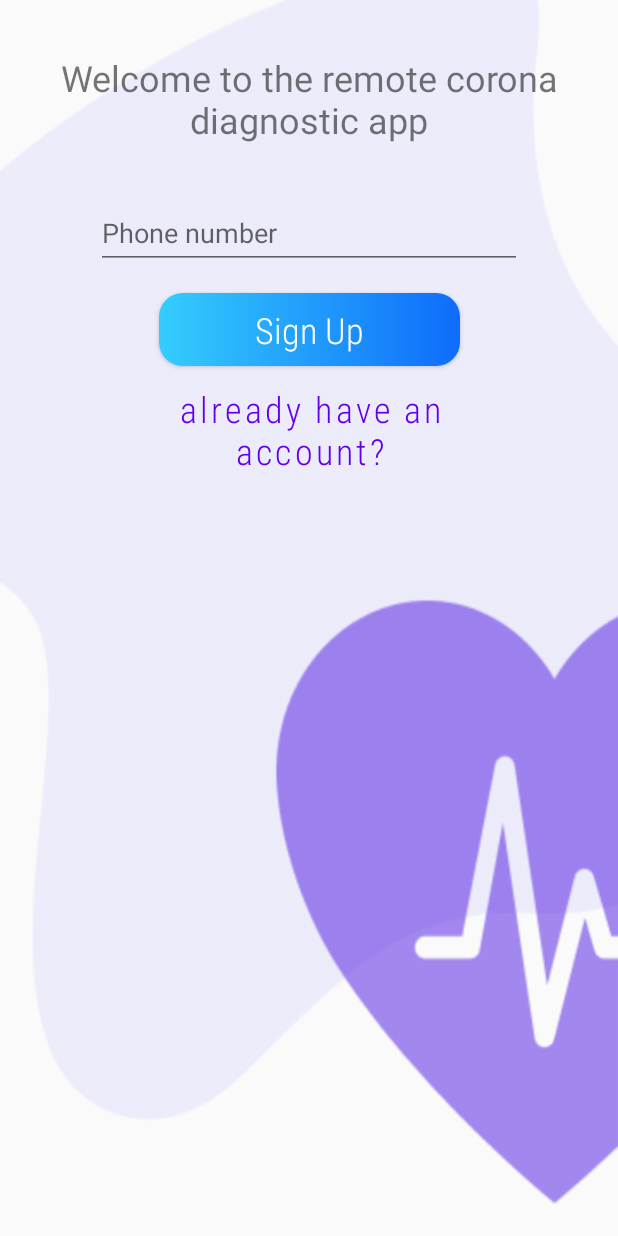
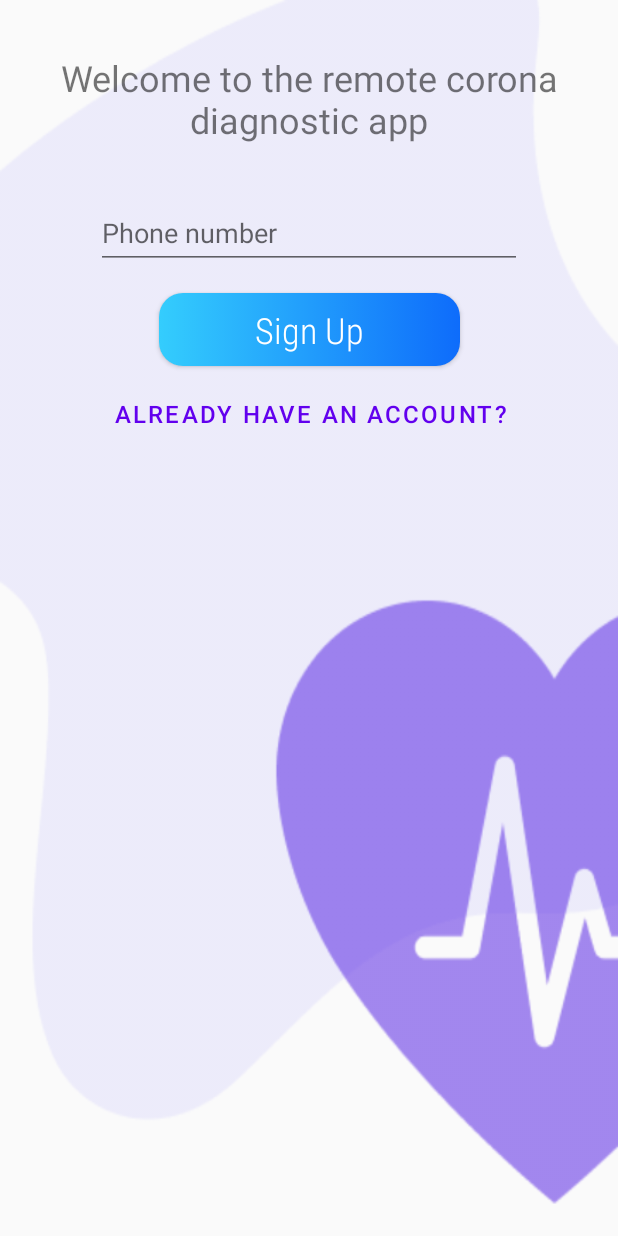
Before and after one commit to covid-diagnostics/covid-mobile-android, an Android app: the RegisterFragment screen opened through its navigation route, on a phone screen of 412 x 824 dp. Run offline under Robolectric (Android 15) with nearby library versions, the phone set to English and light mode, and no system bars; our stand-ins replace Dagger/Hilt's generated code; libraries missing offline, so code that uses them is left out: com.afollestad.vvalidator, com.jakewharton.retrofit2, com.rakshakhegde.stepperindicator, io.sentry.android; plain views replace StepperIndicator; 2 statements that could not run were skipped.

Commit message:
Another fix- the customButton style can't be applied for all the app because it makes problems with buttons inside of AlertDialog

```diff
--- a/app/src/main/res/layout/camera_fragment.xml
+++ b/app/src/main/res/layout/camera_fragment.xml
@@ -51,6 +51,7 @@
         android:layout_height="wrap_content"
         android:layout_marginBottom="32dp"
         android:text="@string/im_ready"
+        style="@style/customButton"
         app:layout_constraintBottom_toBottomOf="parent"
         app:layout_constraintEnd_toEndOf="parent"
         app:layout_constraintStart_toStartOf="parent" />
--- a/app/src/main/res/layout/daily_metric_fragment.xml
+++ b/app/src/main/res/layout/daily_metric_fragment.xml
@@ -85,6 +85,7 @@
                 android:layout_marginTop="16dp"
                 android:layout_marginBottom="16dp"
                 android:text="@string/next"
+                style="@style/customButton"
                 app:layout_constraintBottom_toBottomOf="parent"
                 app:layout_constraintEnd_toEndOf="parent"
                 app:layout_constraintStart_toStartOf="parent" />
--- a/app/src/main/res/layout/fragment_question.xml
+++ b/app/src/main/res/layout/fragment_question.xml
@@ -63,6 +63,7 @@
 
     <Button
         android:id="@+id/next_btn"
+        style="@style/customButton"
         android:layout_width="wrap_content"
         android:layout_height="wrap_content"
         android:layout_gravity="center"
--- a/app/src/main/res/layout/fragment_welcome.xml
+++ b/app/src/main/res/layout/fragment_welcome.xml
@@ -56,6 +56,7 @@
         android:layout_width="wrap_content"
         android:layout_height="wrap_content"
         android:layout_marginBottom="168dp"
+        style="@style/customButton"
         android:text="@string/start"
         app:layout_constraintBottom_toBottomOf="parent"
         app:layout_constraintEnd_toEndOf="parent"
--- a/app/src/main/res/layout/information_fragment.xml
+++ b/app/src/main/res/layout/information_fragment.xml
@@ -99,6 +99,7 @@
         android:layout_height="wrap_content"
         android:layout_marginBottom="64dp"
         android:text="@string/submit_personal_info"
+        style="@style/customButton"
         app:layout_constraintBottom_toBottomOf="parent"
         app:layout_constraintEnd_toEndOf="parent"
         app:layout_constraintStart_toStartOf="parent" />
--- a/app/src/main/res/layout/instructions_fragment.xml
+++ b/app/src/main/res/layout/instructions_fragment.xml
@@ -61,6 +61,7 @@
         android:layout_width="wrap_content"
         android:layout_height="wrap_content"
         android:text="@string/start"
+        style="@style/customButton"
         app:layout_constraintBottom_toBottomOf="parent"
         app:layout_constraintEnd_toEndOf="parent"
         app:layout_constraintStart_toStartOf="parent"
--- a/app/src/main/res/layout/register_fragment.xml
+++ b/app/src/main/res/layout/register_fragment.xml
@@ -51,6 +51,7 @@
         android:layout_width="wrap_content"
         android:layout_height="wrap_content"
         android:layout_marginTop="16dp"
+        style="@style/customButton"
         android:text="@string/sign_up"
         app:layout_constraintEnd_toEndOf="parent"
         app:layout_constraintStart_toStartOf="parent"
@@ -63,6 +64,7 @@
         android:layout_height="wrap_content"
         android:layout_marginTop="8dp"
         android:layout_marginBottom="16dp"
+        android:textSize="16sp"
         android:text="@string/already_have_an_account"
         app:layout_constraintBottom_toBottomOf="parent"
         app:layout_constraintLeft_toLeftOf="@id/button_register"
--- a/app/src/main/res/values/colors.xml
+++ b/app/src/main/res/values/colors.xml
@@ -2,6 +2,6 @@
 <resources>
     <color name="colorPrimary">#6200EE</color>
     <color name="colorPrimaryDark">#3700B3</color>
-    <color name="colorAccent">#03DAC5</color>
+    <color name="colorAccent">#9C27B0</color>
     <color name="colorBlueActivity">#FF488AFF</color>
 </resources>
--- a/app/src/main/res/values/styles.xml
+++ b/app/src/main/res/values/styles.xml
@@ -5,8 +5,6 @@
         <item name="colorPrimary">@color/colorPrimary</item>
         <item name="colorPrimaryDark">@color/colorPrimaryDark</item>
         <item name="colorAccent">@color/colorAccent</item>
-        <item name="android:buttonStyle">@style/customButton</item>
-        <item name="materialButtonStyle">@style/customButton</item>
     </style>
 
     <style name="AppTheme.NoActionBar">
```
